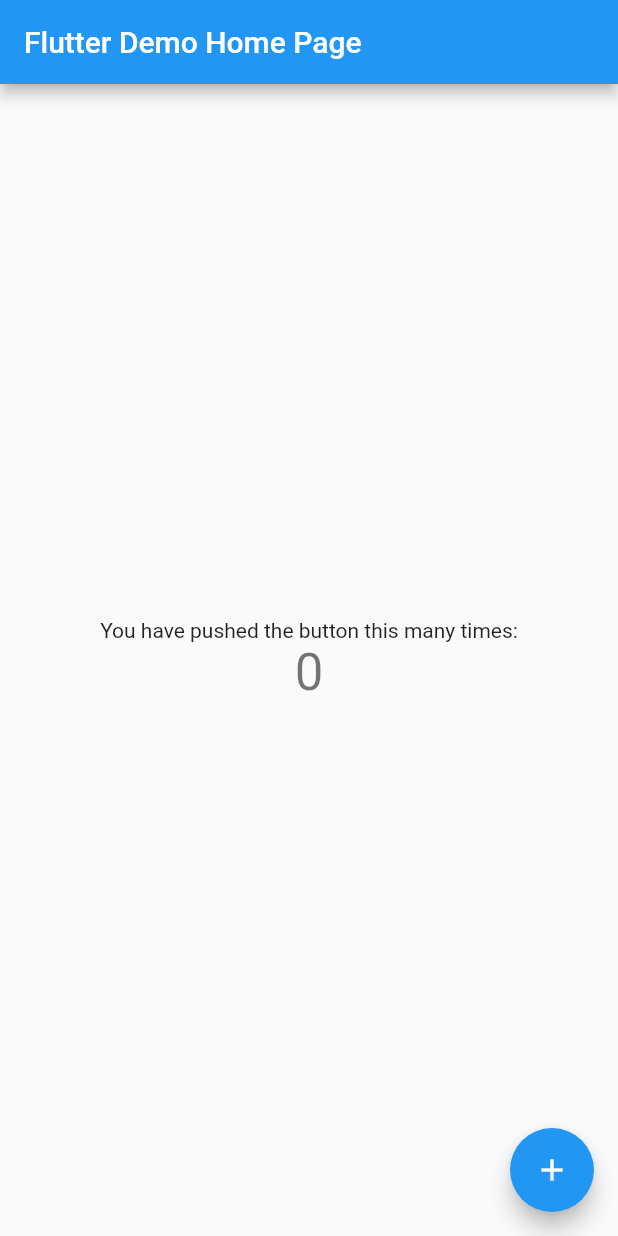
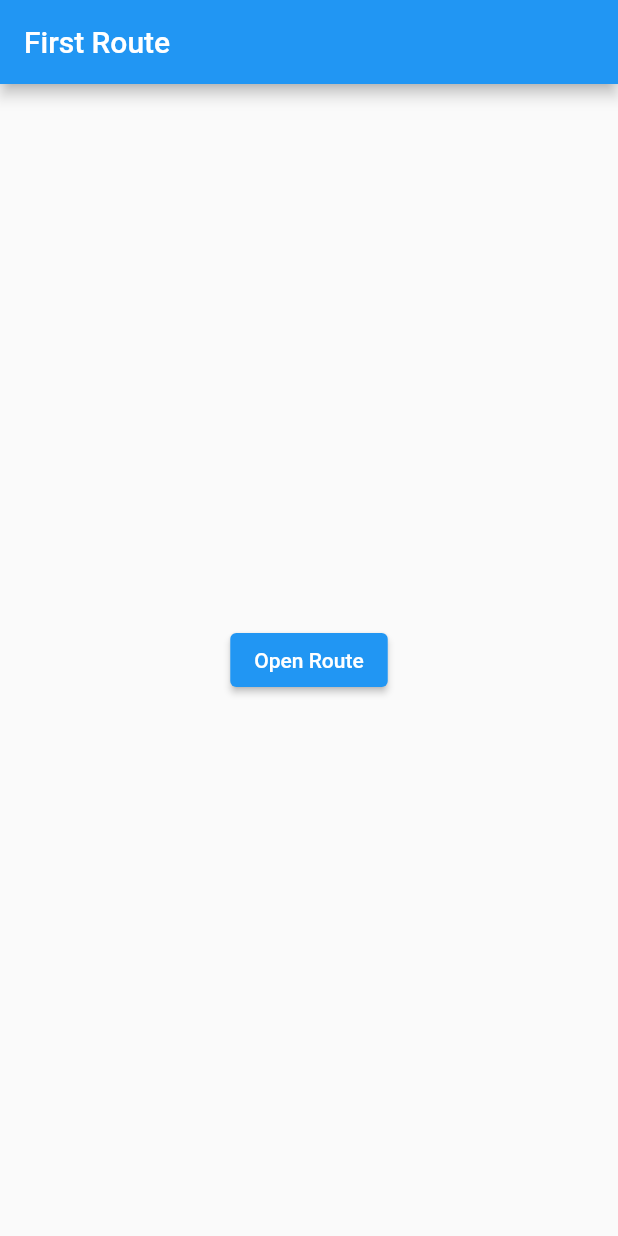
Before and after one commit to RiskaDifani/Navigation, a Flutter app: the screen it shows after launch, on a phone screen of 412 x 824 dp. Run offline on Flutter 3.47's test engine with Material 2 defaults, Android fonts, the phone set to English and light mode, and no system bars.

Commit message:
maindart_pretest2

```diff
--- a/pretest2_pertemuan6/lib/main.dart
+++ b/pretest2_pertemuan6/lib/main.dart
@@ -1,107 +1,52 @@
 import 'package:flutter/material.dart';
 
 void main() {
-  runApp(const MyApp());
+  runApp(const MaterialApp(
+    title:  'Navigation Basics',
+    home: FirstRoute(),
+  ));
 }
+class FirstRoute extends StatelessWidget {
+  const FirstRoute({ Key? key }) : super(key: key);
 
-class MyApp extends StatelessWidget {
-  const MyApp({Key? key}) : super(key: key);
-
-  // This widget is the root of your application.
   @override
   Widget build(BuildContext context) {
-    return MaterialApp(
-      title: 'Flutter Demo',
-      theme: ThemeData(
-
-        primarySwatch: Colors.blue,
+    return Scaffold(
+      appBar: AppBar(
+        title: const Text('First Route'),
       ),
-      home: const MyHomePage(title: 'Flutter Demo Home Page'),
+      body: Center(
+        child: ElevatedButton(
+           child: const Text('Open Route'),
+          onPressed: () {
+            Navigator.push(
+              context,
+              MaterialPageRoute(builder: (context) => SecondRoute()),
+            );
+           },
+        ),
+      ),
     );
   }
 }
-
-class MyHomePage extends StatefulWidget {
-  const MyHomePage({Key? key, required this.title}) : super(key: key);
-
-  // This widget is the home page of your application. It is stateful, meaning
-  // that it has a State object (defined below) that contains fields that affect
-  // how it looks.
-
-  // This class is the configuration for the state. It holds the values (in this
-  // case the title) provided by the parent (in this case the App widget) and
-  // used by the build method of the State. Fields in a Widget subclass are
-  // always marked "final".
-
-  final String title;
-
-  @override
-  State<MyHomePage> createState() => _MyHomePageState();
-}
-
-class _MyHomePageState extends State<MyHomePage> {
-  int _counter = 0;
-
-  void _incrementCounter() {
-    setState(() {
-      // This call to setState tells the Flutter framework that something has
-      // changed in this State, which causes it to rerun the build method below
-      // so that the display can reflect the updated values. If we changed
-      // _counter without calling setState(), then the build method would not be
-      // called again, and so nothing would appear to happen.
-      _counter++;
-    });
-  }
+class SecondRoute extends StatelessWidget {
+  SecondRoute({ Key? key }) : super(key: key);
 
   @override
   Widget build(BuildContext context) {
-    // This method is rerun every time setState is called, for instance as done
-    // by the _incrementCounter method above.
-    //
-    // The Flutter framework has been optimized to make rerunning build methods
-    // fast, so that you can just rebuild anything that needs updating rather
-    // than having to individually change instances of widgets.
     return Scaffold(
       appBar: AppBar(
-        // Here we take the value from the MyHomePage object that was created by
-        // the App.build method, and use it to set our appbar title.
-        title: Text(widget.title),
+        title: const Text('Second Route'),
       ),
       body: Center(
-        // Center is a layout widget. It takes a single child and positions it
-        // in the middle of the parent.
-        child: Column(
-          // Column is also a layout widget. It takes a list of children and
-          // arranges them vertically. By default, it sizes itself to fit its
-          // children horizontally, and tries to be as tall as its parent.
-          //
-          // Invoke "debug painting" (press "p" in the console, choose the
-          // "Toggle Debug Paint" action from the Flutter Inspector in Android
-          // Studio, or the "Toggle Debug Paint" command in Visual Studio Code)
-          // to see the wireframe for each widget.
-          //
-          // Column has various properties to control how it sizes itself and
-          // how it positions its children. Here we use mainAxisAlignment to
-          // center the children vertically; the main axis here is the vertical
-          // axis because Columns are vertical (the cross axis would be
-          // horizontal).
-          mainAxisAlignment: MainAxisAlignment.center,
-          children: <Widget>[
-            const Text(
-              'You have pushed the button this many times:',
-            ),
-            Text(
-              '$_counter',
-              style: Theme.of(context).textTheme.headline4,
-            ),
-          ],
+        child: ElevatedButton(
+          onPressed: () {
+            Navigator.pop(context);
+          },
+           child: const Text('Go back!'),
+
         ),
       ),
-      floatingActionButton: FloatingActionButton(
-        onPressed: _incrementCounter,
-        tooltip: 'Increment',
-        child: const Icon(Icons.add),
-      ), // This trailing comma makes auto-formatting nicer for build methods.
     );
   }
 }
```
